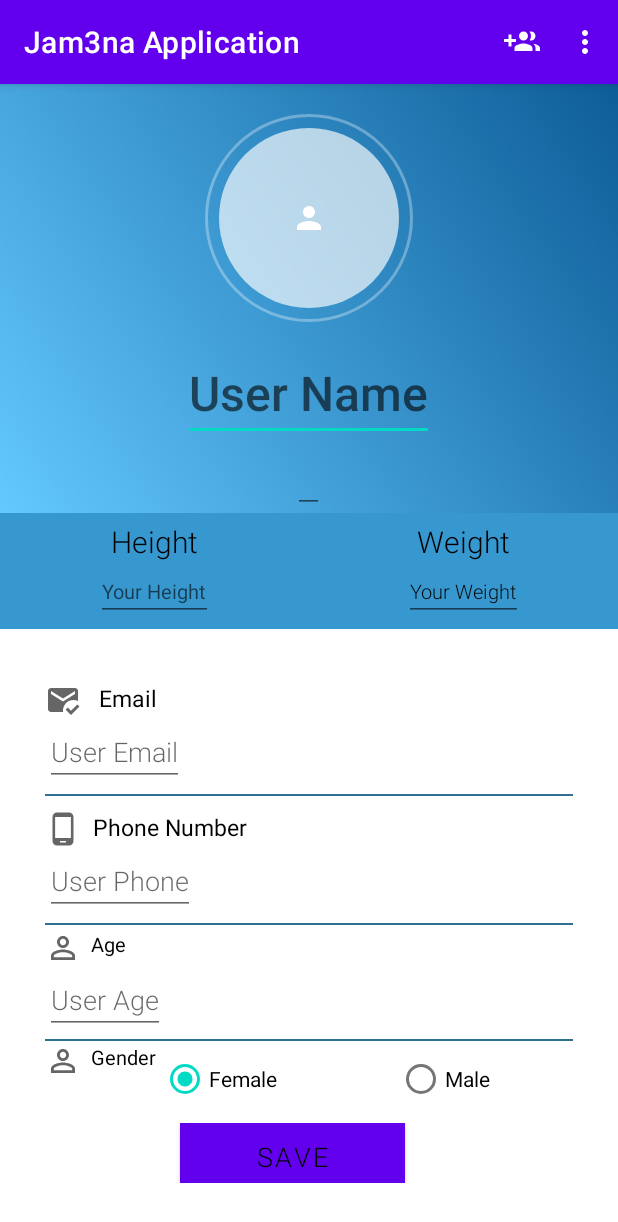
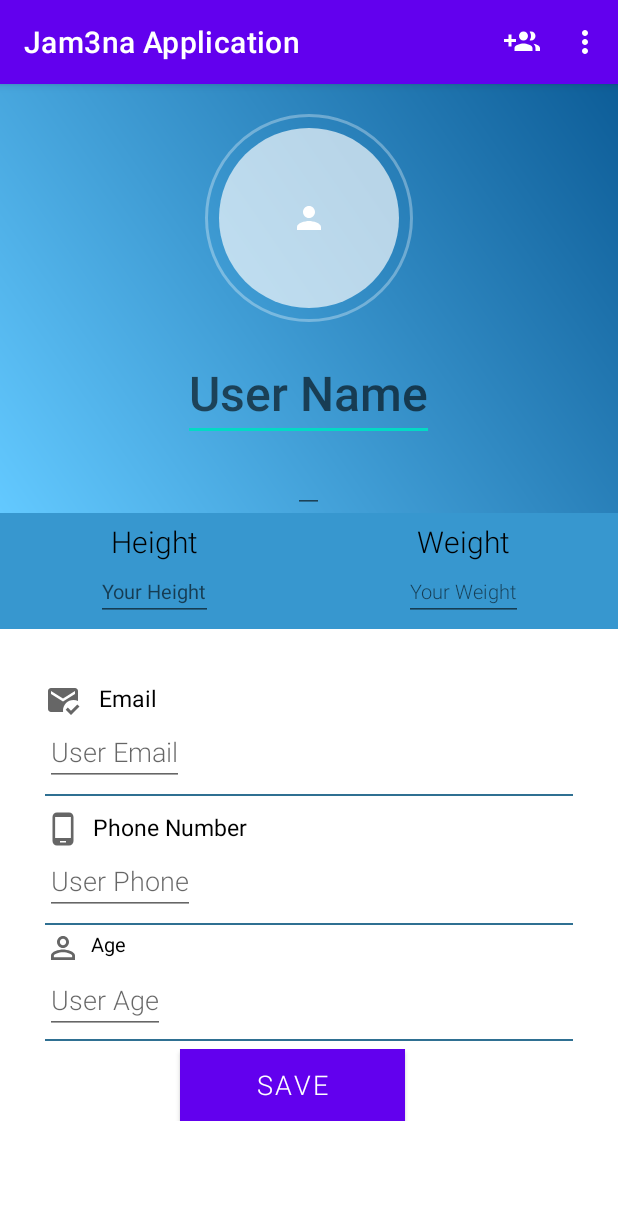
Before and after one commit to talaSilwadi/Jam3na_application_2021, an Android app: the profileController screen opened directly, with no data from a screen before it, on a phone screen of 412 x 824 dp. Shown: the top 1222 px of the screen. Run offline under Robolectric (Android 15) with nearby library versions, the phone set to English and light mode, and no system bars; our stand-ins replace Firebase (no records; nobody signed in at launch, a user with empty details on screens opened directly); 1 statement that could not run was skipped.

Commit message:
an update in profile activity

```diff
--- a/app/src/main/java/com/example/jam3na_testing/View/profileController.java
+++ b/app/src/main/java/com/example/jam3na_testing/View/profileController.java
@@ -21,13 +21,17 @@ import com.example.jam3na_testing.R;
 import com.google.android.gms.auth.api.signin.GoogleSignIn;
 import com.google.android.gms.auth.api.signin.GoogleSignInAccount;
 import com.google.firebase.auth.FirebaseAuth;
-import com.google.firebase.auth.FirebaseUser;
+import com.google.firebase.database.DatabaseReference;
+import com.google.firebase.database.FirebaseDatabase;
 import com.google.firebase.firestore.DocumentReference;
 import com.google.firebase.firestore.DocumentSnapshot;
 import com.google.firebase.firestore.EventListener;
 import com.google.firebase.firestore.FirebaseFirestore;
 import com.google.firebase.firestore.FirebaseFirestoreException;
 import com.google.firebase.storage.StorageReference;
+
+import java.Model.Member.Member;
+
 public class profileController extends AppCompatActivity {
     public static final String TAG = "TAG";
     RadioGroup radioGroup ;
@@ -35,11 +39,14 @@ public class profileController extends AppCompatActivity {
     EditText profileFirstName,profileEmail,profilePhone,profileLastName , UserAge , UserHeight , UserWeight;
     ImageView profileImageView;
     Button saveBtn;
-    FirebaseAuth fAuth;
+    FirebaseAuth fAuth ;
+    DatabaseReference reff;
     FirebaseFirestore fStore;
-    FirebaseUser user;
     String visitorID ;
     StorageReference storageReference;
+    Member member ;
+
+
     @Override
     protected void onCreate(Bundle savedInstanceState) {
         super.onCreate(savedInstanceState);
@@ -51,7 +58,7 @@ public class profileController extends AppCompatActivity {
         profilePhone = findViewById(R.id.profilePhoneNumber);
         profileImageView = findViewById(R.id.profileImageView);
         saveBtn = findViewById(R.id.saveProfileInfo);
-        radioGroup=findViewById(R.id.gender);
+       // radioGroup=findViewById(R.id.gender);
         UserAge = findViewById(R.id.UserAge);
         UserHeight= findViewById(R.id.UserHeight);
         UserWeight = findViewById(R.id.UserWeight);
@@ -60,6 +67,13 @@ public class profileController extends AppCompatActivity {
         fAuth = FirebaseAuth.getInstance();
         fStore = FirebaseFirestore.getInstance();
         visitorID = fAuth.getCurrentUser().getUid();
+
+
+        /**
+         * Connection member Model to firebase datastore
+         * */
+        member = new Member();
+        reff = FirebaseDatabase.getInstance().getReference().child("member");
 
 
         DocumentReference documentReference = fStore.collection("Visitor").document(visitorID);
@@ -72,10 +86,17 @@ public class profileController extends AppCompatActivity {
                 profileEmail.setText(value.getString("Uemail"));
                 profilePhone.setText(value.getString("Uphone"));
 
-                //to store this data after user edit it
+            }
+        });
+
+        saveBtn.setOnClickListener(new View.OnClickListener() {
+            @Override
+            public void onClick(View v) {
+                Toast.makeText(profileController.this, "Hello", Toast.LENGTH_SHORT).show();
 
             }
         });
+
 
         //authentication for google login
 
@@ -95,6 +116,8 @@ public class profileController extends AppCompatActivity {
                 /**
                  * Save all User Information Edit or added to the Firebase "Visitor"
                  * */
+
+
 
 
 
--- a/app/src/main/java/java/Model/Member/Member.java
+++ b/app/src/main/java/java/Model/Member/Member.java
@@ -7,6 +7,9 @@ public class Member extends Person {
     public double Age , Weight , height , Rate ;
     public char BloodType ;
 
+    public Member(){
+
+    }
     public Member(double age, double weight, double height, double rate, char bloodType) {
         super();
         Age = age;
--- a/app/src/main/res/layout/profile_activity.xml
+++ b/app/src/main/res/layout/profile_activity.xml
@@ -135,7 +135,7 @@
                     android:layout_width="wrap_content"
                     android:layout_height="wrap_content"
                     android:fontFamily="sans-serif-light"
-                    android:text="Your Weight"
+                    android:hint="Your Weight"
                     android:inputType="text|number"
                     android:textAllCaps="true"
                     android:textColor="@color/black"
@@ -211,7 +211,7 @@
                     android:id="@+id/profilePhoneNumber"
                     android:layout_width="wrap_content"
                     android:layout_height="wrap_content"
-                    android:inputType="textPhonetic"
+                    android:inputType="phone"
                     android:fontFamily="sans-serif-light"
                     android:hint="User Phone"
                     android:textColor="@color/black"
@@ -257,51 +257,6 @@
 
             </LinearLayout>
 
-            <LinearLayout
-                android:layout_width="match_parent"
-                android:layout_height="wrap_content"
-                android:layout_marginTop="1dp"
-                android:orientation="horizontal">
-
-                <TextView
-                    android:layout_width="wrap_content"
-                    android:layout_height="wrap_content"
-                    android:text="  Gender "
-                    android:drawableLeft="@drawable/ic_age"
-                    android:textColor="@color/black"
-                    android:textSize="13dp"
-                    />
-                <RadioGroup
-                    android:id="@+id/gender"
-                    android:layout_width="330dp"
-                    android:layout_height="wrap_content"
-                    android:orientation="horizontal">
-
-                    <RadioButton
-                        android:id="@+id/Female"
-                        android:layout_marginRight="80dp"
-                        android:layout_width="wrap_content"
-                        android:layout_height="wrap_content"
-                        android:text="Female"
-                        android:onClick="checkBoxGender"
-                        android:checked="true"
-                        />
-
-                    <RadioButton
-                        android:id="@+id/male"
-                        android:layout_width="wrap_content"
-                        android:layout_height="wrap_content"
-                        android:onClick="checkBoxGender"
-                        android:text="Male" />
-
-                </RadioGroup>
-                <View
-                    android:layout_width="match_parent"
-                    android:layout_height="1dp"
-                    android:layout_marginTop="1dp"
-                    android:background="@color/grey" />
-
-            </LinearLayout>
 
             <LinearLayout
                 android:layout_width="match_parent"
@@ -314,12 +269,11 @@
                     android:id="@+id/saveProfileInfo"
                     android:layout_width="150dp"
                     android:layout_height="wrap_content"
-                    android:background="@color/grey"
+                    android:background="@color/followersBg"
                     android:fontFamily="sans-serif-light"
                     android:text="Save"
                     android:textAlignment="center"
                     android:layout_marginStart="90dp"
-                    android:textColor="#000000"
                     android:textSize="18dp" />
 
 
```
